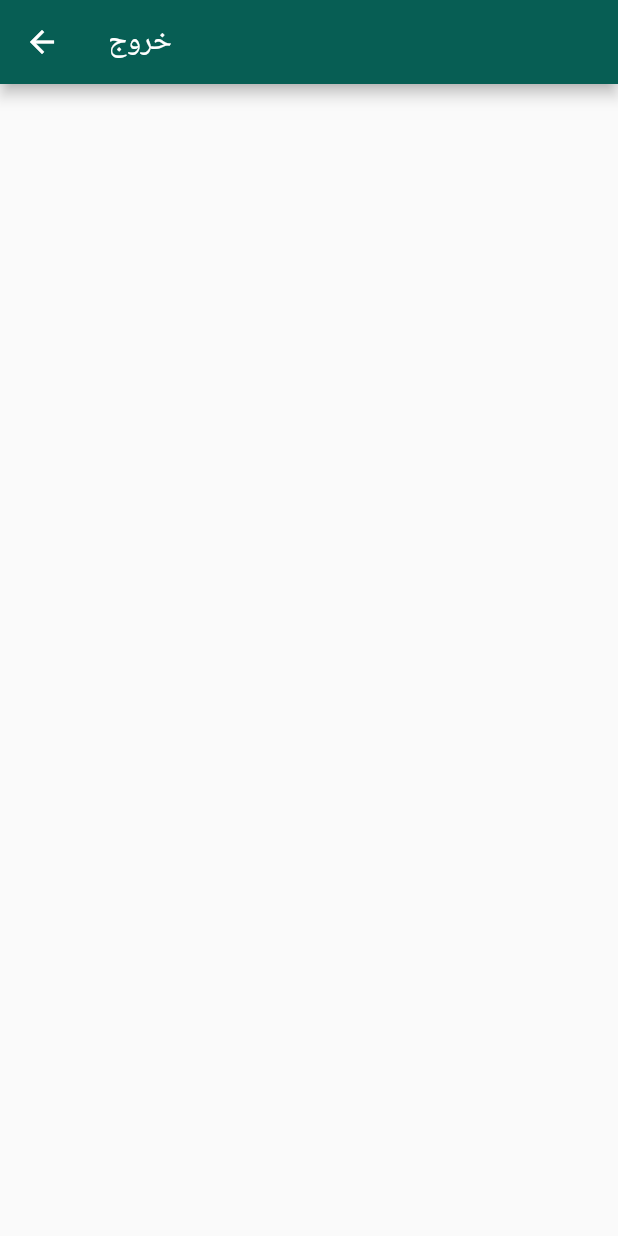
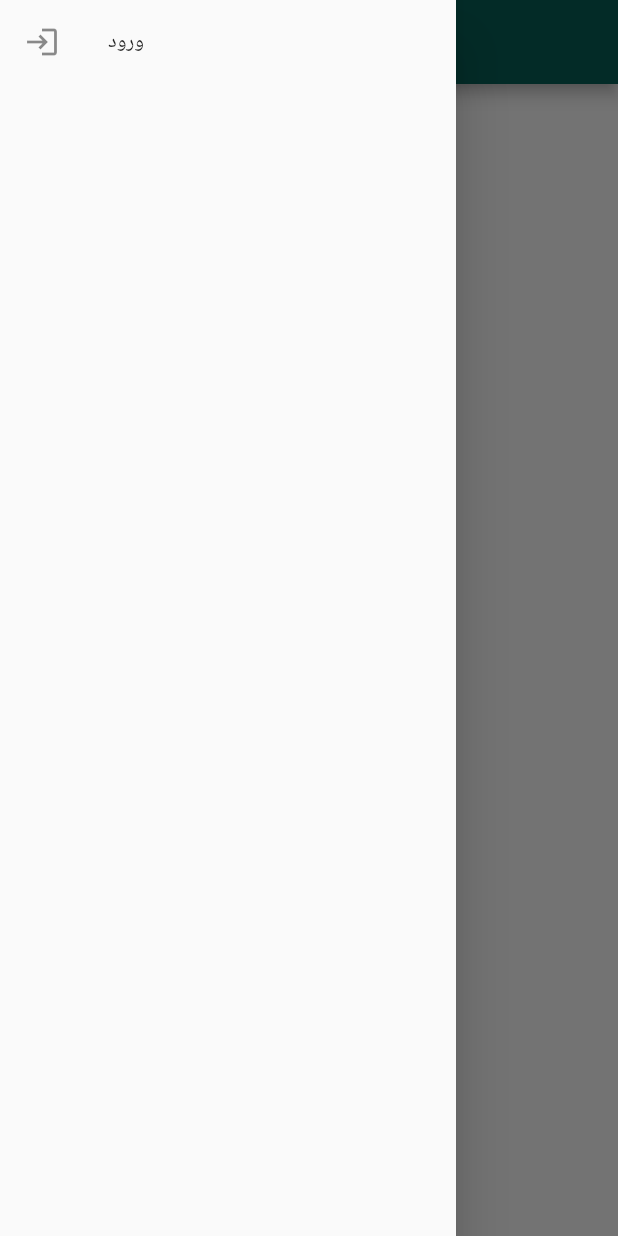
Before and after one commit to sadeghbiglar/forsat-frontend, a Flutter app: the OpportunitiesPage screen opened directly, with the side drawer open (before the commit the screen has no drawer), on a phone screen of 412 x 824 dp. Run offline on Flutter 3.47's test engine with Material 2 defaults, Android fonts, the phone set to English and light mode, and no system bars; our stand-ins replace device_info_plus, dio, flutter_secure_storage; accounts and stored records are empty; network calls fail.

Commit message:
update sign in page &login logout 28-06-1401

```diff
--- a/lib/presentation/Opportunities/opportunities_page.dart
+++ b/lib/presentation/Opportunities/opportunities_page.dart
@@ -1,4 +1,8 @@
 import 'package:flutter/material.dart';
+import 'package:forsat/presentation/home/home_page.dart';
+import 'package:forsat/screens/drawer.dart';
+import 'package:forsat/screens/home_screen.dart';
+import 'package:forsat/screens/login_screen.dart';
 import 'package:forsat/services/auth.dart';
 import 'package:provider/provider.dart';
 
@@ -45,8 +49,10 @@ class _OpportunitiesPageState extends State<OpportunitiesPage> with AutomaticKee
     onWillPop: _onBackPressed,
     child:  Scaffold(
 
-      appBar: AppBar(title: Text('خروج')
+      appBar: AppBar(
+        title:const Text('داشبورد مدیریت')
       ),
+       drawer:ddrawer(),
     )
       );
   }
--- a/lib/presentation/auth/sign_in_page.dart
+++ b/lib/presentation/auth/sign_in_page.dart
@@ -167,7 +167,8 @@ class _SignInPageState extends State<SignInPage> {
                      Map creds = {
                     'email': _emailController.text,
                     'password': _passwordController.text,
-                    'device_name': _deviceName ?? 'unknown',
+                    'device_name': _deviceName ?? 'test',
+
                   };
                     // Validate returns true if the form is valid, or false otherwise.
                     if (_formKey.currentState!.validate()) {
--- /dev/null
+++ b/lib/screens/drawer.dart
@@ -0,0 +1,86 @@
+import 'package:flutter/material.dart';
+import 'package:forsat/presentation/home/home_page.dart';
+import 'package:forsat/screens/home_screen.dart';
+import 'package:forsat/screens/login_screen.dart';
+import 'package:forsat/services/auth.dart';
+import 'package:provider/provider.dart';
+
+class ddrawer extends StatelessWidget {
+  @override
+  Widget build(BuildContext context) {
+    return   Drawer(child: Consumer<Auth>(builder: (context, auth, child) {
+          if (!auth.authenticated) {
+            return ListView(
+              children: [
+                ListTile(
+                  title: Text('ورود'),
+                  leading: Icon(Icons.login),
+                  onTap: () {
+                    Navigator.push(
+                      context,
+                      MaterialPageRoute(builder: (context) => LoginScreen()),
+                    );
+                  },
+                ),
+              ],
+            );
+          } else {
+            return ListView(
+              children: [
+                DrawerHeader(
+                    child: Column(children: [
+                      const CircleAvatar(
+                       // backgroundImage:NetworkImage(auth.user.avatar),
+                        backgroundColor: Colors.white,
+                        radius: 50,
+                      ),
+                      SizedBox(
+                        height: 5,
+                      ),
+                      Text(auth.user.name),
+                      Text(auth.user.email),
+                    ]),
+                    decoration: const BoxDecoration(
+                      color: Colors.blue,
+                    )),
+                ListTile(
+                  title: Text('خروج'),
+                  leading: Icon(Icons.logout),
+                  onTap: () {
+                     Provider.of<Auth>(context, listen: false)
+                        .logout();
+                          Navigator.push(
+    context,
+    MaterialPageRoute(builder: (context) =>  HomeScreen()),
+  );
+                  },
+                ),
+                ListTile(
+                  title: Text('داشبورد'),
+                  leading: Icon(Icons.logout),
+                  onTap: () {
+                      Navigator.push(
+    context,
+    MaterialPageRoute(builder: (context) =>  HomePage()),
+  );
+                  },
+                ),
+                ListTile(
+                  title: Text('صفحه اصلی'),
+                  leading: Icon(Icons.logout),
+                  onTap: () {
+                      Navigator.push(
+    context,
+    MaterialPageRoute(builder: (context) =>  HomeScreen()),
+  );
+                  },
+                )
+              ],
+            );
+          }
+        }
+        )
+        );
+
+  }
+}
```
Also changed, not shown: lib/screens/home_screen.dart (+15 -57 lines).
